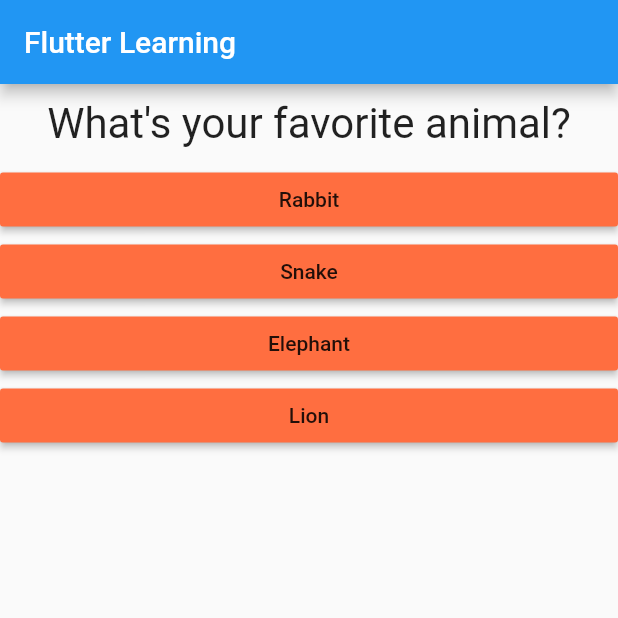
After one commit to aisivan36/flutter_learning, a Flutter app: the screen it shows after launch, after a tap on "Black", on a phone screen of 412 x 824 dp, the top half of it. The commit adds this screen. Run offline on Flutter 3.47's test engine with Material 2 defaults, Android fonts, the phone set to English and light mode, and no system bars.

Commit message:
some bug will be fixed later

```diff
--- a/lib/main.dart
+++ b/lib/main.dart
@@ -1,6 +1,7 @@
 import 'package:flutter/material.dart';
-import 'question.dart';
-import 'answer.dart';
+import 'package:flutter_learn/result.dart';
+import './quiz.dart';
+import './result.dart';
 
 void main() {
   runApp(MyApp());
@@ -14,49 +15,52 @@ class MyApp extends StatefulWidget {
 }
 
 class _MyAppState extends State<MyApp> {
+  final _questions = const [
+    {
+      'questionText': "What's your favorite color?",
+      'answers': ['Black', 'Reed', 'Green', 'White'],
+    },
+    {
+      'questionText': "What's your favorite animal?",
+      'answers': ['Rabbit', 'Snake', 'Elephant', 'Lion'],
+    },
+    {
+      'questionText': 'Whos your favorite instructor',
+      'answers': ['You tube', 'Udemy', 'StackOverflow', 'Quora'],
+    },
+  ];
   var _questionIndex = 0;
 
   void _answerQuestion() {
-    setState(
-      () {
-        _questionIndex = _questionIndex + 1;
-      },
-    );
-
+    setState(() {
+      _questionIndex = _questionIndex + 1;
+    });
     print(_questionIndex);
+    if (_questionIndex < _questions.length) {
+      print("We have more questions!");
+    } else {
+      print("No more questions!");
+    }
   }
 
   @override
   Widget build(BuildContext context) {
-    var questions = [
-      {
-        'questionText': "What's your favorite color?",
-        'answers': ['Black', 'Reed', 'Green', 'White'],
-      },
-      {
-        'questionText': "What's your favorite animal?",
-        'answers': ['Rabbit', 'Snake', 'Elephant', 'Lion'],
-      },
-      {
-        'questionText': 'Whos your favorite instructor',
-        'answers': ['Youtube', 'Udemy', 'StackOverflow', 'Quora'],
-      },
-    ];
+    // var dummy = [ 'hello'];
+    // dummy.add('ivan') ;
+    // print(dummy);
+
     return MaterialApp(
       home: Scaffold(
         appBar: AppBar(
           title: Text('Flutter Learning'),
         ),
-        body: Column(
-          children: [
-            Question(
-              questions[_questionIndex]['questionText'],
-            ),
-            ...(questions[_questionIndex]['answers'] as List<String>).map((answer) {
-              return Answer(_answerQuestion, answer);
-            }).toList()
-          ],
-        ),
+        body: _questionIndex < _questions.length
+            ? Quiz(
+                answerQuestion: _answerQuestion,
+                questionIndex: _questionIndex,
+                questions: _questions,
+              )
+            : Result(),
       ),
     );
   }
--- /dev/null
+++ b/lib/quiz.dart
@@ -0,0 +1,29 @@
+import 'package:flutter/material.dart';
+import './question.dart';
+import './answer.dart';
+
+class Quiz extends StatelessWidget {
+  final List<Map<String, Object>> questions;
+  final int questionIndex;
+  final Function answerQuestion;
+
+  Quiz({
+    @required this.questions,
+    @required this.answerQuestion,
+    @required this.questionIndex,
+  });
+
+  @override
+  Widget build(BuildContext context) {
+    return Column(
+      children: [
+        Question(
+          questions[questionIndex]['questionText'],
+        ),
+        ...(questions[questionIndex]['answers'] as List<String>).map((answer) {
+          return Answer(answerQuestion, answer);
+        }).toList()
+      ],
+    );
+  }
+}
```
Also changed, not shown: lib/result.dart (added, +12 -0 lines).
